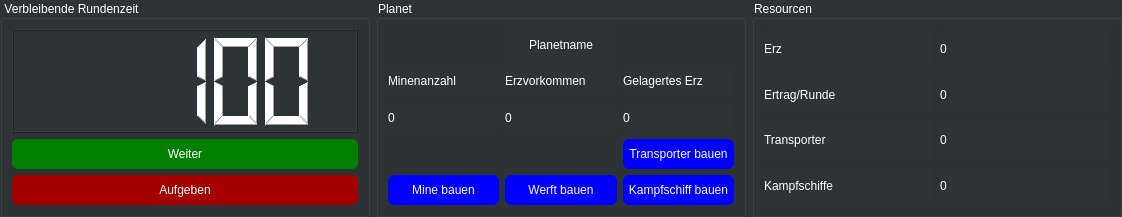
Qt form view/infobar.ui (hegerdes/GalaxyFight) before a commit.
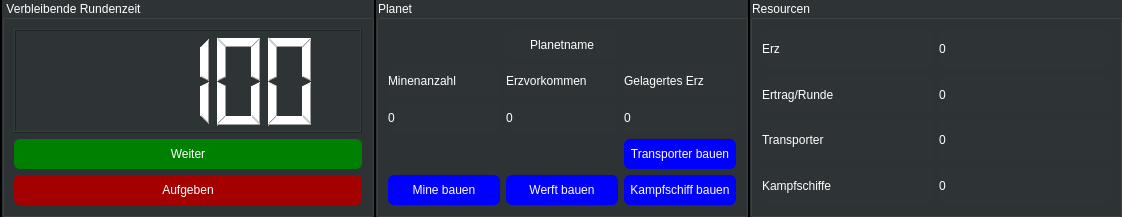
The same form after that commit.

What changed in the file:
```diff
--- a/view/infobar.ui
+++ b/view/infobar.ui
@@ -14,7 +14,7 @@
    <string>Form</string>
   </property>
   <property name="styleSheet">
-   <string notr="true">background-color: rgb(46, 52, 54);</string>
+   <string notr="true">background-color: black;</string>
   </property>
   <layout class="QGridLayout" name="gridLayout">
    <property name="leftMargin">
@@ -31,6 +31,12 @@
    </property>
    <item row="0" column="0">
     <layout class="QHBoxLayout" name="horizontalLayout">
+     <property name="spacing">
+      <number>2</number>
+     </property>
+     <property name="leftMargin">
+      <number>2</number>
+     </property>
      <item>
       <widget class="QGroupBox" name="rundenzeit">
        <property name="sizePolicy">
@@ -46,7 +52,9 @@
         </size>
        </property>
        <property name="styleSheet">
-        <string notr="true">color: rgb(255, 255, 255);</string>
+        <string notr="true">color: rgb(255, 255, 255);
+background: rgb(46, 52, 54);
+</string>
        </property>
        <property name="title">
         <string>Verbleibende Rundenzeit</string>
@@ -123,7 +131,8 @@
         </size>
        </property>
        <property name="styleSheet">
-        <string notr="true">color: rgb(255, 255, 255);</string>
+        <string notr="true">color: rgb(255, 255, 255);
+background: rgb(46, 52, 54);</string>
        </property>
        <property name="title">
         <string>Planet</string>
@@ -272,7 +281,8 @@
         </size>
        </property>
        <property name="styleSheet">
-        <string notr="true">color: rgb(255, 255, 255);</string>
+        <string notr="true">color: rgb(255, 255, 255);
+background: rgb(46, 52, 54);</string>
        </property>
        <property name="title">
         <string>Resourcen</string>
```
